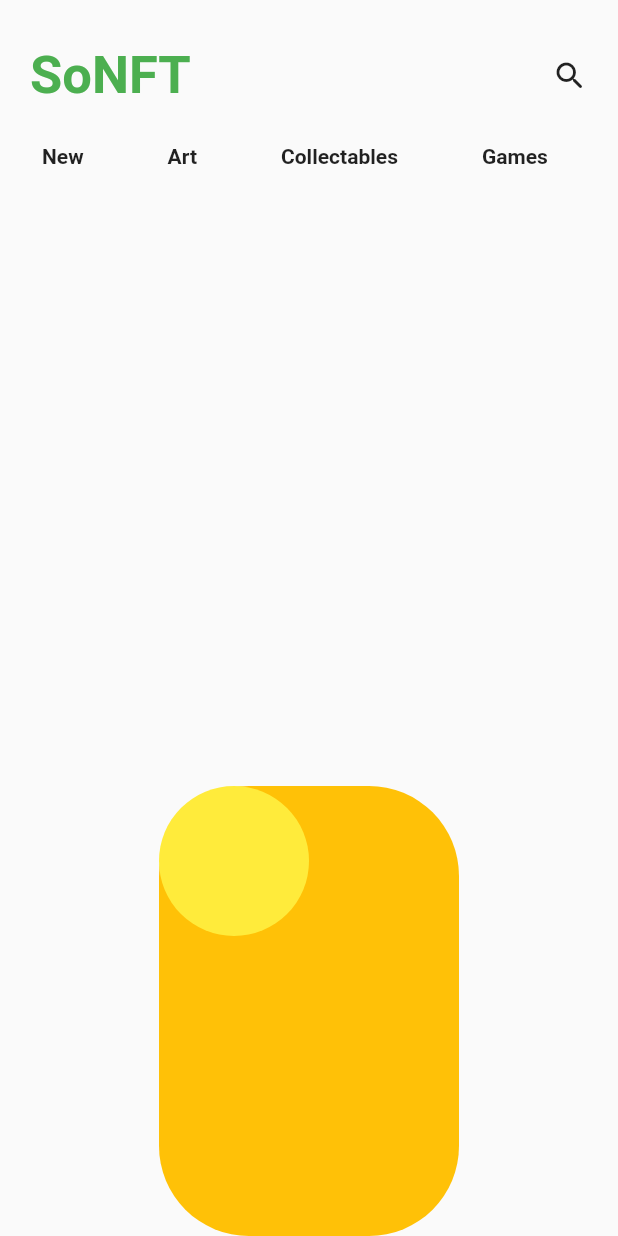
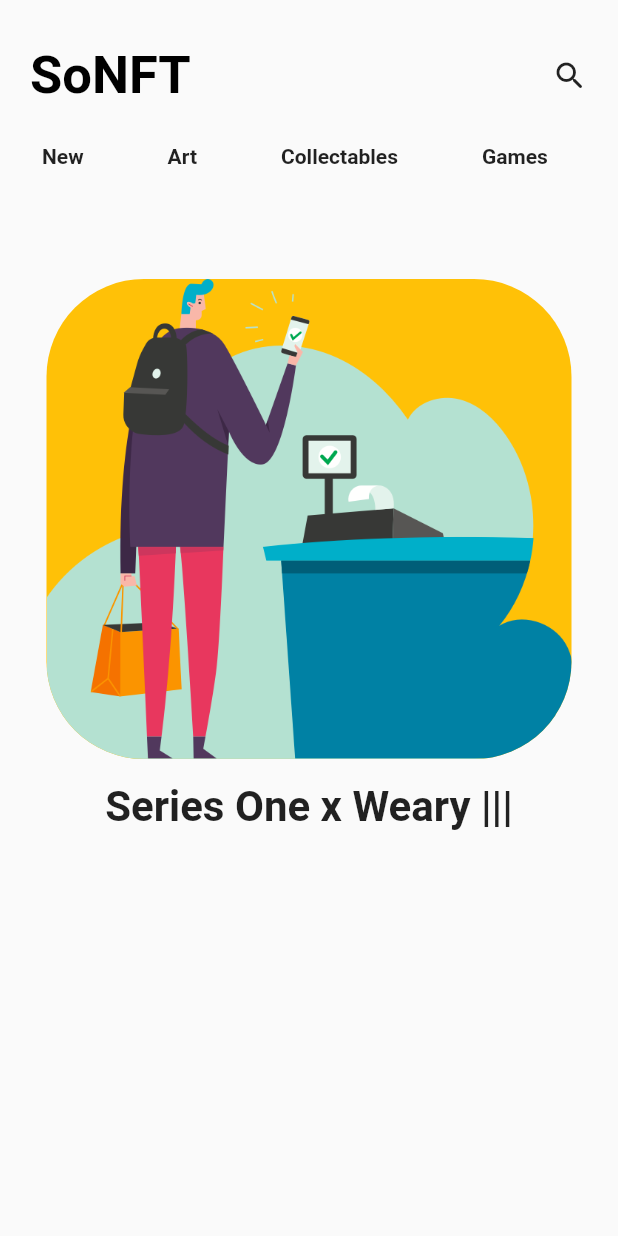
Before and after one commit to tusharhow/nimu-nft, a Flutter app: the screen it shows after launch, on a phone screen of 412 x 824 dp. Run offline on Flutter 3.47's test engine with Material 2 defaults, Android fonts, the phone set to English and light mode, and no system bars.

Commit message:
Body Card added

```diff
--- a/lib/pages/homepage.dart
+++ b/lib/pages/homepage.dart
@@ -19,7 +19,7 @@ class HomePage extends StatelessWidget {
                     child: Text(
                       'SoNFT',
                       style: TextStyle(
-                          color: Colors.green,
+                          color: Colors.black,
                           fontSize: 35,
                           fontWeight: FontWeight.bold),
                     ),
@@ -40,51 +40,39 @@ class HomePage extends StatelessWidget {
                 child: Column(
               children: [
                 Categories(),
+                Container(
+                  height: 320,
+                  width: 350,
+                  decoration: BoxDecoration(
+                    borderRadius: BorderRadius.circular(65),
+                    color: Colors.amber,
+                    image: DecorationImage(
+                      image: AssetImage('images/img.png'),
+                      fit: BoxFit.cover,
+                    ),
+                  ),
+                ),
                 SizedBox(
                   height: 15,
                 ),
-                  Stack(
-                    children: [
-                      Container(
-                        height: 300,
-                        width: 200,
-                        decoration: BoxDecoration(
-                          borderRadius: BorderRadius.circular(60),
-                          color: Colors.amber,
-                        ),
-                        child: Container(
-                          width: 10,
-                          height: 10,
-                          child: CustomPaint(
-                            painter: CirclePainter(),
+                Text(
+                  'Series One x Weary |||',
+                  style: TextStyle(
+                    fontSize: 28,
+                    fontWeight: FontWeight.bold,
                   ),
                 ),
+                Spacer(),
+                Spacer(),
+                Spacer(),
+                Row(
+                  children: [],
                 ),
               ],
-                  )
-                ],
-              ),
-            ),
+            )),
           ],
         ),
       ),
     );
   }
 }
-
-class CirclePainter extends CustomPainter {
-  final _paint = Paint()
-    ..color = Colors.yellow
-    ..style = PaintingStyle.fill;
-
-  @override
-  void paint(Canvas canvas, Size size) {
-    canvas.drawOval(
-      Rect.fromLTWH(0, 0, size.width / 2, size.height / 3),
-      _paint,
-    );
-  }
-
-  @override
-  bool shouldRepaint(CustomPainter oldDelegate) => false;
-}
```
Also changed, not shown: pubspec.yaml (+40 -42 lines), images/img.png (added). Lines whose indentation alone changed are shown as unchanged.
